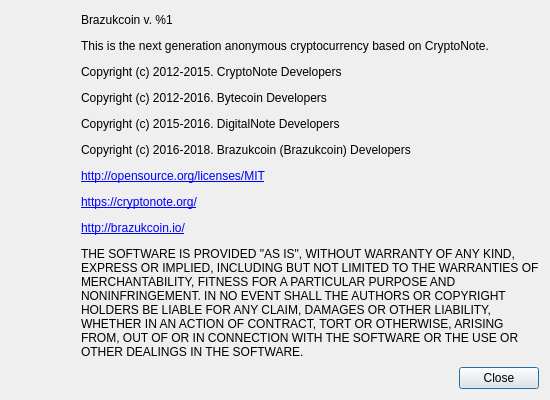
This is src/gui/ui/aboutdialog.ui in brazukcoin/wallet-gui as Qt 5 draws it before an edit. The edited form follows.
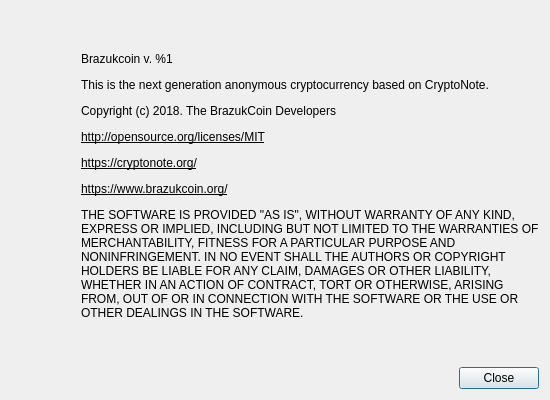
This is the edited form. Icons and pictures are not drawn.

The edit to the form file:
```diff
--- a/src/gui/ui/aboutdialog.ui
+++ b/src/gui/ui/aboutdialog.ui
@@ -98,7 +98,7 @@
         </size>
        </property>
        <property name="text">
-        <string>&lt;html&gt;&lt;head/&gt;&lt;body&gt;&lt;p&gt;Brazukcoin v. %1&lt;/p&gt;&lt;p&gt;This is the next generation anonymous cryptocurrency based on CryptoNote.&lt;/p&gt;&lt;p&gt;Copyright (c) 2012-2015. CryptoNote Developers&lt;/p&gt;&lt;p&gt;Copyright (c) 2012-2016. Bytecoin Developers&lt;/p&gt;&lt;p&gt;Copyright (c) 2015-2016. DigitalNote Developers&lt;/p&gt;&lt;p&gt;Copyright (c) 2016-2018. Brazukcoin (Brazukcoin) Developers&lt;/p&gt;&lt;p&gt;&lt;a href=&quot;http://opensource.org/licenses/MIT&quot;&gt;&lt;span style=&quot; text-decoration: underline; color:#0000ff;&quot;&gt;http://opensource.org/licenses/MIT&lt;/span&gt;&lt;/a&gt;&lt;/p&gt;&lt;p&gt;&lt;a href=&quot;https://cryptonote.org/&quot;&gt;&lt;span style=&quot; text-decoration: underline; color:#0000ff;&quot;&gt;https://cryptonote.org/&lt;/span&gt;&lt;/a&gt;&lt;/p&gt;&lt;p&gt;&lt;a href=&quot;http://brazukcoin.io/&quot;&gt;&lt;span style=&quot; text-decoration: underline; color:#0000ff;&quot;&gt;http://brazukcoin.io/&lt;/span&gt;&lt;/a&gt;&lt;/p&gt;&lt;p&gt;THE SOFTWARE IS PROVIDED &amp;quot;AS IS&amp;quot;, WITHOUT WARRANTY OF ANY KIND, EXPRESS OR IMPLIED, INCLUDING BUT NOT LIMITED TO THE WARRANTIES OF MERCHANTABILITY, FITNESS FOR A PARTICULAR PURPOSE AND NONINFRINGEMENT. IN NO EVENT SHALL THE AUTHORS OR COPYRIGHT HOLDERS BE LIABLE FOR ANY CLAIM, DAMAGES OR OTHER LIABILITY, WHETHER IN AN ACTION OF CONTRACT, TORT OR OTHERWISE, ARISING FROM, OUT OF OR IN CONNECTION WITH THE SOFTWARE OR THE USE OR OTHER DEALINGS IN THE SOFTWARE.&lt;/p&gt;&lt;/body&gt;&lt;/html&gt;</string>
+        <string>&lt;html&gt;&lt;head/&gt;&lt;body&gt;&lt;p&gt;Brazukcoin v. %1&lt;/p&gt;&lt;p&gt;This is the next generation anonymous cryptocurrency based on CryptoNote.&lt;/p&gt;&lt;p&gt;Copyright (c) 2018. The BrazukCoin Developers&lt;/p&gt;&lt;p&gt;&lt;/p&gt;&lt;p&gt;&lt;a href=&quot;http://opensource.org/licenses/MIT&quot;&gt;&lt;span style=&quot; text-decoration: underline; color:#000000;&quot;&gt;http://opensource.org/licenses/MIT&lt;/span&gt;&lt;/a&gt;&lt;/p&gt;&lt;p&gt;&lt;a href=&quot;https://cryptonote.org/&quot;&gt;&lt;span style=&quot; text-decoration: underline; color:#000000;&quot;&gt;https://cryptonote.org/&lt;/span&gt;&lt;/a&gt;&lt;/p&gt;&lt;p&gt;&lt;a href=&quot;https://www.brazukcoin.org/&quot;&gt;&lt;span style=&quot; text-decoration: underline; color:#000000;&quot;&gt;https://www.brazukcoin.org/&lt;/span&gt;&lt;/a&gt;&lt;/p&gt;&lt;p&gt;THE SOFTWARE IS PROVIDED &amp;quot;AS IS&amp;quot;, WITHOUT WARRANTY OF ANY KIND, EXPRESS OR IMPLIED, INCLUDING BUT NOT LIMITED TO THE WARRANTIES OF MERCHANTABILITY, FITNESS FOR A PARTICULAR PURPOSE AND NONINFRINGEMENT. IN NO EVENT SHALL THE AUTHORS OR COPYRIGHT HOLDERS BE LIABLE FOR ANY CLAIM, DAMAGES OR OTHER LIABILITY, WHETHER IN AN ACTION OF CONTRACT, TORT OR OTHERWISE, ARISING FROM, OUT OF OR IN CONNECTION WITH THE SOFTWARE OR THE USE OR OTHER DEALINGS IN THE SOFTWARE.&lt;/p&gt;&lt;/body&gt;&lt;/html&gt;</string>
        </property>
        <property name="textFormat">
         <enum>Qt::RichText</enum>
```
Left out of the diff: 2 changed lines with no effect on the pictures.
